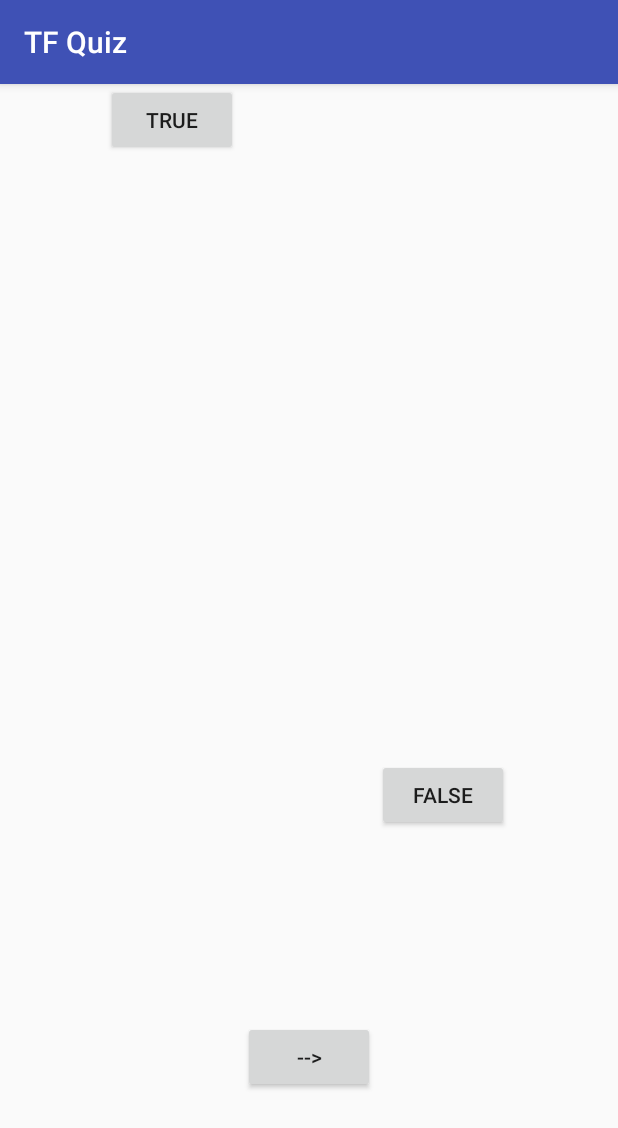
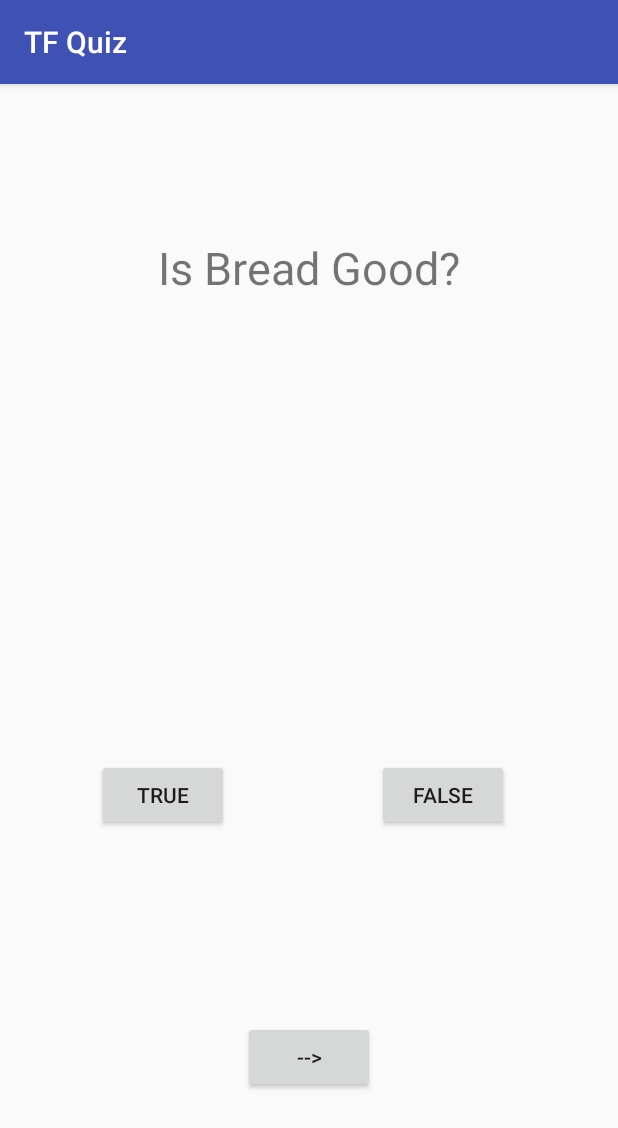
Before and after one commit to nicPorcu/TFQuiz, an Android app: the screen it shows after launch (MainActivity), on a phone screen of 412 x 824 dp. Shown: the top 1128 px of the screen. Run offline under Robolectric (Android 15) with nearby library versions, the phone set to English and light mode, and no system bars.

Commit message:
The App Doesn't Crash!!!!

```diff
--- a/app/src/main/AndroidManifest.xml
+++ b/app/src/main/AndroidManifest.xml
@@ -16,6 +16,7 @@
                 <category android:name="android.intent.category.LAUNCHER" />
             </intent-filter>
         </activity>
+        <activity android:name=".EndScreen"></activity>
     </application>
 
 </manifest>
--- a/app/src/main/java/com/example/nicolo/tfquiz/MainActivity.java
+++ b/app/src/main/java/com/example/nicolo/tfquiz/MainActivity.java
@@ -2,28 +2,66 @@ package com.example.nicolo.tfquiz;
 
 import android.support.v7.app.AppCompatActivity;
 import android.os.Bundle;
+import android.view.View;
 import android.widget.Button;
 import android.widget.TextView;
 
-public class MainActivity extends AppCompatActivity {
+public class MainActivity extends AppCompatActivity implements View.OnClickListener{
 
-    Button trueButton, falseButton, nextButton;
-    Quiz theQuiz;
+    private Button trueButton, falseButton, nextButton;
+    private Quiz theQuiz;
     TextView questionText;
 
     @Override
     protected void onCreate(Bundle savedInstanceState) {
         super.onCreate(savedInstanceState);
         setContentView(R.layout.activity_main);
+
         wireWidgets();
+
     }
 
     public void wireWidgets()
     {
+        theQuiz=new Quiz();
         questionText=(TextView)(findViewById(R.id.text_question));
+
         trueButton=(Button)(findViewById(R.id.true_button));
         falseButton=(Button)(findViewById(R.id.false_button));
         nextButton=(Button)findViewById(R.id.next_button);
+        trueButton.setOnClickListener(this);
+        falseButton.setOnClickListener(this);
+        nextButton.setOnClickListener(this);
+
+        setText();
 
     }
+
+    @Override
+    public void onClick(View view) {
+        switch (view.getId()) {
+            case R.id.true_button:
+                theQuiz.checkAnswer(true);
+                break;
+            case R.id.false_button:
+                theQuiz.checkAnswer(false);
+                break;
+            case R.id.next_button:
+                theQuiz.nextQuestion();
+                setText();
+                break;
+
+
+        }
+    }
+
+
+
+    public void setText()
+    {
+        questionText.setText(theQuiz.getCurrentQuestionText());
+
+    }
+
+
 }
--- a/app/src/main/java/com/example/nicolo/tfquiz/Question.java
+++ b/app/src/main/java/com/example/nicolo/tfquiz/Question.java
@@ -4,30 +4,26 @@ package com.example.nicolo.tfquiz;
  * Created by per6 on 9/15/17.
  */
 
-public class Question {
+class Question {
 
 
 
     private String questionText;
     private boolean answer;
 
-    public Question(String text, boolean answer)
+    Question(String text, boolean answer)
     {
         questionText=text;
         this.answer=answer;
     }
 
-    public boolean CheckAnswer(boolean userAns)
+    boolean CheckAnswer(boolean userAns)
     {
-        if (userAns=answer)
-        {
-            return true;
-        }
-        return false;
+        return userAns == answer;
 
     }
 
-    public String getQuestionText() {
+    String getQuestionText() {
         return questionText;
     }
 
--- a/app/src/main/java/com/example/nicolo/tfquiz/Quiz.java
+++ b/app/src/main/java/com/example/nicolo/tfquiz/Quiz.java
@@ -1,4 +1,6 @@
 package com.example.nicolo.tfquiz;
+
+import android.widget.Toast;
 
 import java.util.ArrayList;
 
@@ -6,19 +8,45 @@ import java.util.ArrayList;
  * Created by per6 on 9/15/17.
  */
 
-public class Quiz {
+class Quiz {
 
-    ArrayList<Question> questions;
+    private ArrayList<Question> questions;
 
-    int currentQuestion;
+    private int currentQuestion;
+    private int score;
 
-    public Quiz()
+    Quiz()
     {
+        questions= new ArrayList<Question>();
+
+
+
         currentQuestion=0;
         addQuestions();
     }
 
     private void addQuestions() {
+        questions.add(new Question("Is Bread Good?",true));
+        questions.add(new Question("The answer is true",true));
+        questions.add(new Question("Does life suck?",false));
 
     }
+    void checkAnswer(boolean userAnswer)
+    {
+        if(questions.get(currentQuestion).CheckAnswer(userAnswer))
+        {
+            score++;
+        }
+    }
+    String getCurrentQuestionText()
+    {
+        return questions.get(currentQuestion).getQuestionText();
+    }
+    void nextQuestion()
+    {
+        if(currentQuestion<questions.size()-1) {
+            currentQuestion++;
+        }
+    }
+
 }
--- a/app/src/main/res/layout/activity_main.xml
+++ b/app/src/main/res/layout/activity_main.xml
@@ -14,6 +14,7 @@
         android:layout_marginLeft="8dp"
         android:layout_marginRight="8dp"
         android:layout_marginTop="8dp"
+        android:onClick="onClick"
         android:text="@string/false_text"
         app:layout_constraintBottom_toBottomOf="parent"
         app:layout_constraintHorizontal_bias="0.789"
@@ -26,13 +27,18 @@
         android:id="@+id/true_button"
         android:layout_width="wrap_content"
         android:layout_height="wrap_content"
+        android:layout_marginBottom="8dp"
         android:layout_marginLeft="8dp"
         android:layout_marginRight="8dp"
+        android:layout_marginTop="8dp"
+        android:onClick="onClick"
         android:text="@string/true_text"
-        app:layout_constraintHorizontal_bias="0.203"
+        app:layout_constraintBottom_toBottomOf="parent"
+        app:layout_constraintHorizontal_bias="0.185"
         app:layout_constraintLeft_toLeftOf="parent"
         app:layout_constraintRight_toRightOf="parent"
-        tools:layout_editor_absoluteY="289dp" />
+        app:layout_constraintTop_toTopOf="parent"
+        app:layout_constraintVertical_bias="0.628" />
 
     <Button
         android:id="@+id/next_button"
@@ -42,6 +48,7 @@
         android:layout_marginLeft="8dp"
         android:layout_marginRight="8dp"
         android:layout_marginTop="8dp"
+        android:onClick="onClick"
         android:text="@string/next_text"
         app:layout_constraintBottom_toBottomOf="parent"
         app:layout_constraintLeft_toLeftOf="parent"
@@ -57,6 +64,7 @@
         android:layout_marginRight="8dp"
         android:layout_marginTop="102dp"
         android:text="@string/text_question"
+        android:textSize="30sp"
         app:layout_constraintLeft_toLeftOf="parent"
         app:layout_constraintRight_toRightOf="parent"
         app:layout_constraintTop_toTopOf="parent" />
```
Also changed, not shown: app/src/main/java/com/example/nicolo/tfquiz/EndScreen.java (added, +14 -0 lines), app/src/main/res/layout/activity_end_screen.xml (added, +25 -0 lines).
